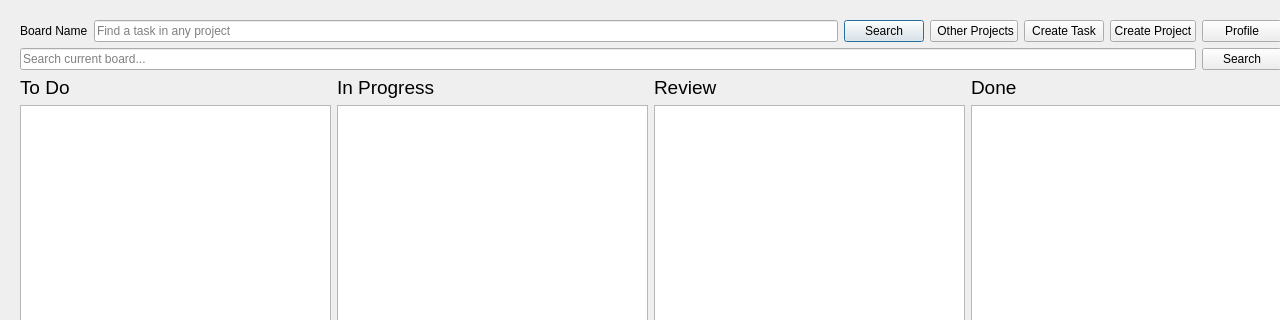
The window that maindashboard.ui (BelchieBen/BenjaminBelcherAssessment) describes before a commit, drawn with Qt 5; both pictures show x 0 to 1280 and y 0 to 320 of the 1280 by 720 pixel window.
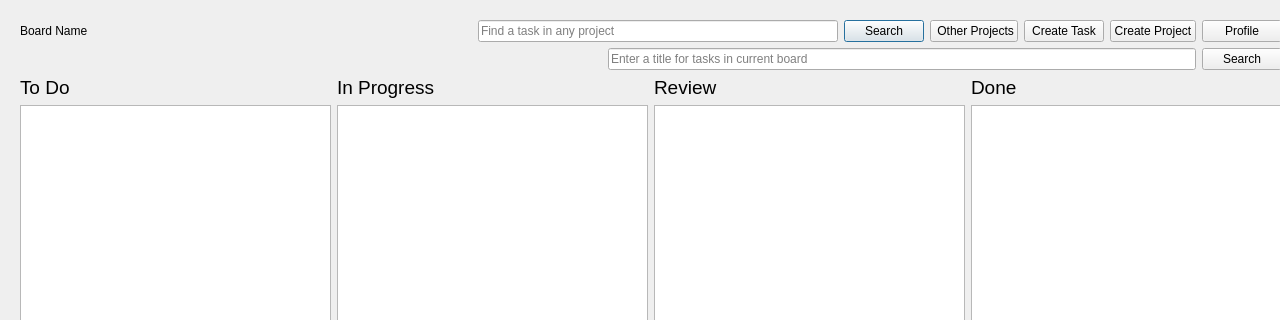
The same window after the commit.

Commit message: Added individual dashboards and tasks, and modifying user lists

Patch:
```diff
--- a/maindashboard.ui
+++ b/maindashboard.ui
@@ -48,14 +48,33 @@
            </property>
           </widget>
          </item>
+         <item>
+          <spacer name="horizontalSpacer_2">
+           <property name="orientation">
+            <enum>Qt::Horizontal</enum>
+           </property>
+           <property name="sizeHint" stdset="0">
+            <size>
+             <width>40</width>
+             <height>20</height>
+            </size>
+           </property>
+          </spacer>
+         </item>
          <item>
           <widget class="QLineEdit" name="SearchBar">
            <property name="minimumSize">
             <size>
-             <width>500</width>
+             <width>0</width>
              <height>0</height>
             </size>
            </property>
+           <property name="maximumSize">
+            <size>
+             <width>360</width>
+             <height>16777215</height>
+            </size>
+           </property>
            <property name="placeholderText">
             <string>Find a task in any project</string>
            </property>
@@ -101,9 +120,28 @@
        <item>
         <layout class="QHBoxLayout" name="horizontalLayout_3">
          <item>
-          <widget class="QLineEdit" name="lineEdit">
+          <spacer name="horizontalSpacer">
+           <property name="orientation">
+            <enum>Qt::Horizontal</enum>
+           </property>
+           <property name="sizeHint" stdset="0">
+            <size>
+             <width>40</width>
+             <height>20</height>
+            </size>
+           </property>
+          </spacer>
+         </item>
+         <item>
+          <widget class="QLineEdit" name="SearchCurrentBoard">
+           <property name="maximumSize">
+            <size>
+             <width>1200</width>
+             <height>16777215</height>
+            </size>
+           </property>
            <property name="placeholderText">
-            <string>Search current board...</string>
+            <string>Enter a title for tasks in current board</string>
            </property>
           </widget>
          </item>
```
Left out of the diff: 2 changed lines with no effect on the pictures. The commit also changes 21 other files.
